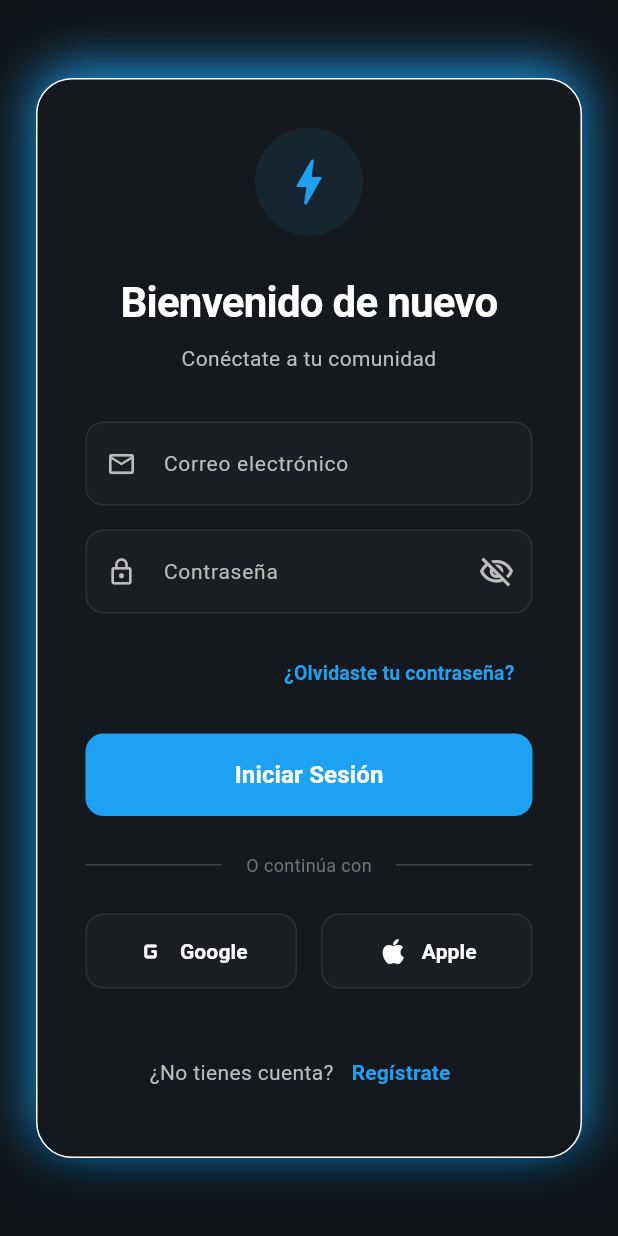
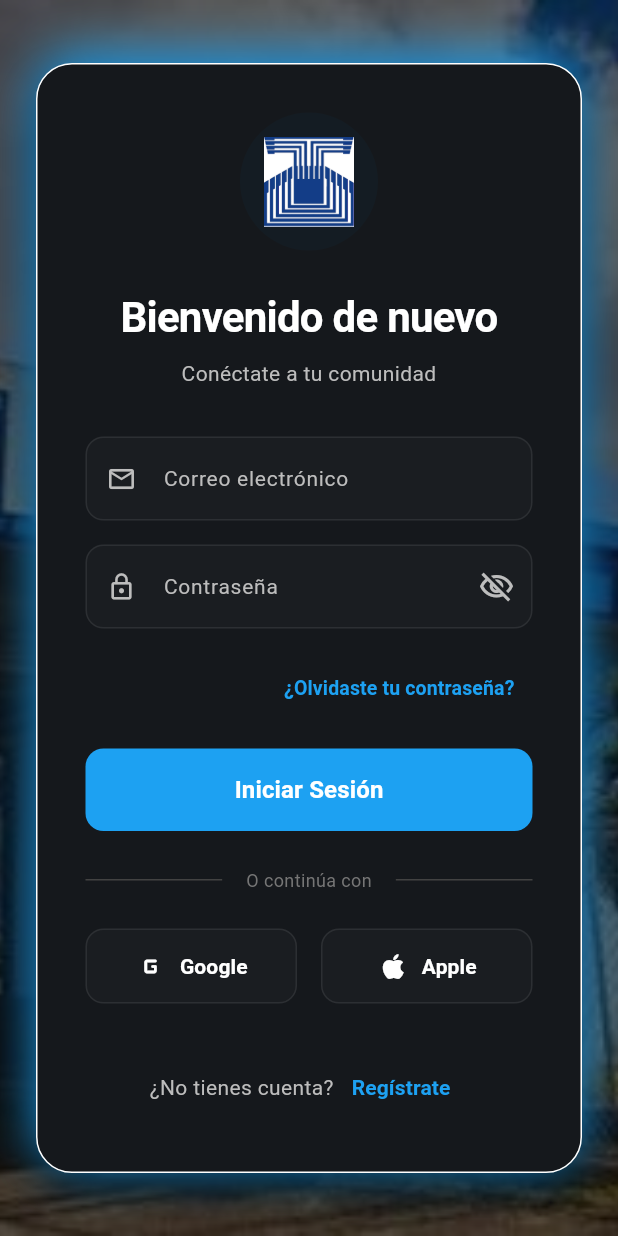
Before and after one commit to Pasek56/Connecnet, a Flutter app: the screen it shows after launch, on a phone screen of 412 x 824 dp. Run offline on Flutter 3.47's test engine with Material 3 defaults, Android fonts, the phone set to English and light mode, and no system bars; our stand-ins replace image_picker, supabase_flutter; accounts and stored records are empty.

Commit message:
Agregacion de imagenes a las dependencias, implementacion de las mismas en el login y capacidad de ser publicadas en el canal de noticias. Mejoras a la personalizacion de perfil y eliminacion del banner.

```diff
--- a/lib/screens/login_screen.dart
+++ b/lib/screens/login_screen.dart
@@ -209,8 +209,18 @@ class _LoginScreenState extends State<LoginScreen>
   @override
   Widget build(BuildContext context) {
     return Scaffold(
-      backgroundColor: const Color(0xFF0F1419),
-      body: SafeArea(
+      body: Container(
+        decoration: BoxDecoration(
+          image: DecorationImage(
+            image: const AssetImage('Images/Fondo_Login.jpg'),
+            fit: BoxFit.cover,
+            colorFilter: ColorFilter.mode(
+              Colors.black.withValues(alpha: 0.6),
+              BlendMode.darken,
+            ),
+          ),
+        ),
+        child: SafeArea(
           child: Center(
             child: SingleChildScrollView(
               padding: const EdgeInsets.symmetric(horizontal: 24.0),
@@ -219,7 +229,9 @@ class _LoginScreenState extends State<LoginScreen>
                 child: Container(
                   constraints: const BoxConstraints(maxWidth: 400),
                   decoration: BoxDecoration(
-                  color: const Color(0xFF15181C), // Slightly lighter container
+                    color: const Color(
+                      0xFF15181C,
+                    ), // Slightly lighter container
                     borderRadius: BorderRadius.circular(24),
                     boxShadow: [
                       BoxShadow(
@@ -247,15 +259,18 @@ class _LoginScreenState extends State<LoginScreen>
                           child: Container(
                             padding: const EdgeInsets.all(16),
                             decoration: BoxDecoration(
-                            color: const Color(
-                              0xFF1DA1F2,
+                              color: const Color.fromARGB(
+                                255,
+                                12,
+                                64,
+                                97,
                               ).withValues(alpha: 0.1),
                               shape: BoxShape.circle,
                             ),
-                          child: const Icon(
-                            Icons.bolt_rounded,
-                            size: 40,
-                            color: Color(0xFF1DA1F2),
+                            child: Image.asset(
+                              'Images/Logo_Unet.png',
+                              width: 60,
+                              height: 60,
                             ),
                           ),
                         ),
@@ -278,7 +293,10 @@ class _LoginScreenState extends State<LoginScreen>
                               ? 'Conéctate a tu comunidad'
                               : 'Únete a ConnectNet hoy mismo',
                           textAlign: TextAlign.center,
-                        style: TextStyle(fontSize: 14, color: Colors.grey[400]),
+                          style: TextStyle(
+                            fontSize: 14,
+                            color: Colors.grey[400],
+                          ),
                         ),
                         const SizedBox(height: 32),
 
@@ -495,7 +513,9 @@ class _LoginScreenState extends State<LoginScreen>
                               ),
                             ),
                             Padding(
-                            padding: const EdgeInsets.symmetric(horizontal: 16),
+                              padding: const EdgeInsets.symmetric(
+                                horizontal: 16,
+                              ),
                               child: Text(
                                 'O continúa con',
                                 style: TextStyle(
@@ -584,6 +604,7 @@ class _LoginScreenState extends State<LoginScreen>
             ),
           ),
         ),
+      ),
     );
   }
 
--- a/pubspec.yaml
+++ b/pubspec.yaml
@@ -19,3 +19,5 @@ dev_dependencies:
 
 flutter:
   uses-material-design: true
+  assets:
+    - Images/
```
Also changed, not shown: lib/screens/news_screen.dart (+21 -4 lines), lib/screens/profile_screen.dart (+32 -72 lines), Images/Fondo_Login.jpg (added), Images/Logo_Unet.png (added). Lines whose indentation alone changed are shown as unchanged.
